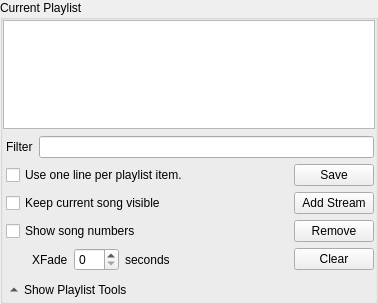
tarmack/Pythagora, file ui/designer/CurrentListForm.ui: the form before one commit.
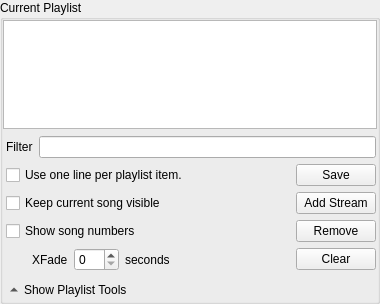
The form after the commit. Icons and pictures are not drawn. Custom widgets are drawn as their Qt base class.

```diff
--- a/ui/designer/CurrentListForm.ui
+++ b/ui/designer/CurrentListForm.ui
@@ -6,7 +6,7 @@
    <rect>
     <x>0</x>
     <y>0</y>
-    <width>378</width>
+    <width>380</width>
     <height>304</height>
    </rect>
   </property>
```
Left out of the diff: 12 changed lines with no effect on the pictures.
